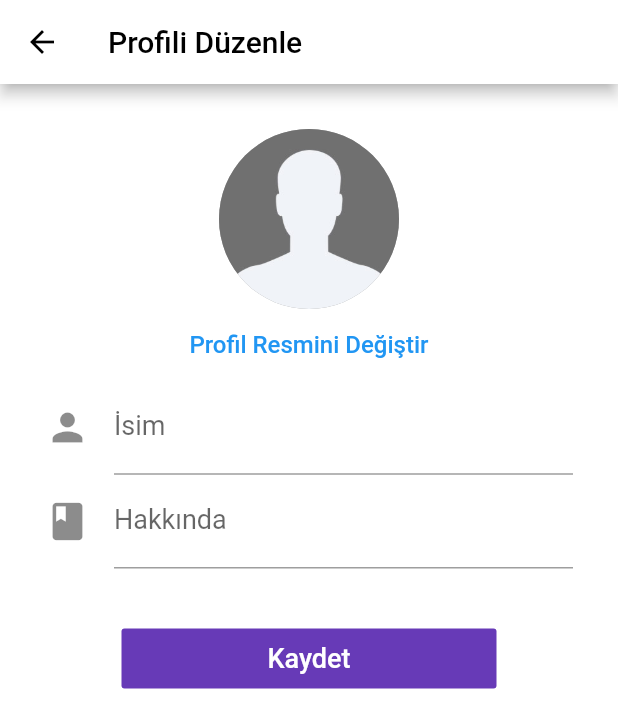
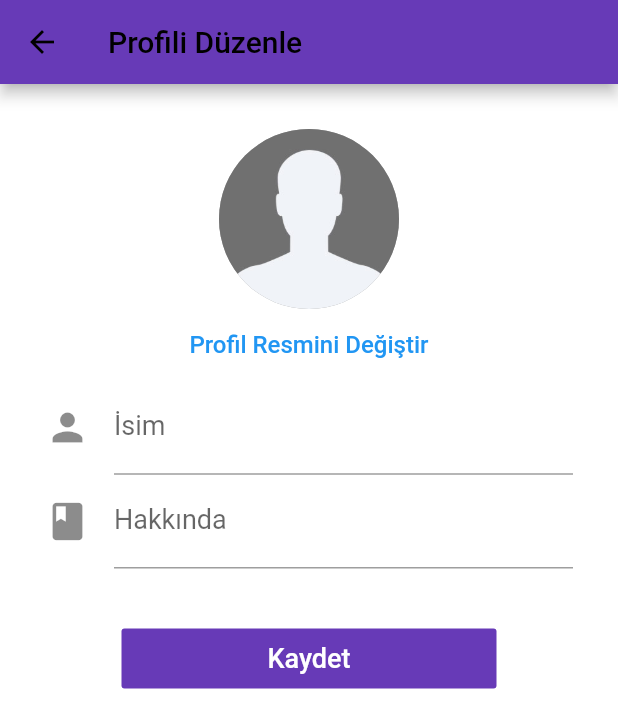
Before and after one commit to zafergurkan/anketuygulama, a Flutter app: the screen it shows once a user with an empty profile is signed in, item 5 of the bottom bar chosen, after a tap on "Profili Düzenle", on a phone screen of 412 x 824 dp. Shown: the top 728 px of the screen. Run offline on Flutter 3.47's test engine with Material 2 defaults, Android fonts, the phone set to English and light mode, and no system bars; our stand-ins replace cached_network_image, cloud_firestore, firebase_auth, firebase_storage, flutter_image_compress, image_cropper and 1 more; accounts and stored records are empty.

Commit message:
genel düzenleme yapıldı

```diff
--- a/lib/main.dart
+++ b/lib/main.dart
@@ -27,7 +27,7 @@ class MyApp extends StatelessWidget {
   @override
   Widget build(BuildContext context) {
     return ChangeNotifierProvider(
-      builder: (context)=>UserData(),
+      create: (context)=>UserData(),
           child: MaterialApp(
           title: 'PollApp',
           debugShowCheckedModeBanner: false,
--- a/lib/screens/activity_screen.dart
+++ b/lib/screens/activity_screen.dart
@@ -11,11 +11,11 @@ class _ActivitySearchState extends State<ActivitySearch> {
     return Scaffold(
        appBar: AppBar(
 
-          backgroundColor: Colors.white,
+          backgroundColor: Colors.deepPurple,
           title: Text(
             'PollApp',
             style: TextStyle(
-              color: Colors.deepPurple,
+              color: Colors.white,
               fontFamily: 'SEGA',
               fontSize: 15.0,
             ),
--- a/lib/screens/create_post_screen.dart
+++ b/lib/screens/create_post_screen.dart
@@ -126,11 +126,11 @@ class _CreateScreenState extends State<CreateScreen> {
     final height = MediaQuery.of(context).size.height;
     return Scaffold(
         appBar: AppBar(
-          backgroundColor: Colors.white,
+          backgroundColor: Colors.deepPurple,
           title: Text(
             'PollApp',
             style: TextStyle(
-              color: Colors.deepPurple,
+              color: Colors.white,
               fontFamily: 'SEGA',
               fontSize: 15.0,
             ),
--- a/lib/screens/edit_profile_screen.dart
+++ b/lib/screens/edit_profile_screen.dart
@@ -78,7 +78,7 @@ class _EditProfileScreenState extends State<EditProfileScreen> {
     return Scaffold(
       backgroundColor: Colors.white,
       appBar: AppBar(
-        backgroundColor: Colors.white,
+        backgroundColor: Colors.deepPurple,
         title: Text(
           'Profili Düzenle',
           style: TextStyle(color: Colors.black),
--- a/lib/screens/feed_scren.dart
+++ b/lib/screens/feed_scren.dart
@@ -39,11 +39,11 @@ class _FeedScrenState extends State<FeedScren> {
   Widget build(BuildContext context) {
     return Scaffold(
       appBar: AppBar(
-        backgroundColor: Colors.white,
+        backgroundColor: Colors.deepPurple,
         title: Text(
           'PollApp',
           style: TextStyle(
-            color: Colors.deepPurple,
+            color: Colors.white,
             fontFamily: 'SEGA',
             fontSize: 15.0,
           ),
--- a/lib/screens/home_screen.dart
+++ b/lib/screens/home_screen.dart
@@ -43,8 +43,10 @@ class _HomeScreenState extends State<HomeScreen> {
             });
           },
         ),
-        bottomNavigationBar: CupertinoTabBar(
-          activeColor: Colors.deepPurple,
+        bottomNavigationBar:
+        CupertinoTabBar(
+          backgroundColor: Colors.deepPurple,
+          activeColor: Colors.white,
           currentIndex: _currentTab,
           onTap: (int index) {
             setState(() {
@@ -59,30 +61,38 @@ class _HomeScreenState extends State<HomeScreen> {
           },
           items: [
             BottomNavigationBarItem(
+
+              title:Text('Anasayfa'),
               icon: Icon(
                 Icons.home,
                 size: 32.0,
               ),
             ),
             BottomNavigationBarItem(
+
+               title:Text('Ara'),
               icon: Icon(
+
                 Icons.search,
                 size: 32.0,
               ),
             ),
             BottomNavigationBarItem(
+              title:Text('Kamera'),
               icon: Icon(
                 Icons.photo_camera,
                 size: 32.0,
               ),
             ),
             BottomNavigationBarItem(
+              title:Text('Bildirim'),
               icon: Icon(
                 Icons.notifications,
                 size: 32.0,
               ),
             ),
             BottomNavigationBarItem(
+              title:Text('Profi'),
               icon: Icon(
                 Icons.account_circle,
                 size: 32.0,
--- a/lib/screens/profile_screen.dart
+++ b/lib/screens/profile_screen.dart
@@ -2,6 +2,7 @@ import 'package:anketuygulama/models/post_model.dart';
 import 'package:anketuygulama/models/user_data.dart';
 import 'package:anketuygulama/models/user_model.dart';
 import 'package:anketuygulama/screens/edit_profile_screen.dart';
+import 'package:anketuygulama/services/auth_service.dart';
 import 'package:anketuygulama/services/database_service.dart';
 import 'package:anketuygulama/utilities/constants.dart';
 import 'package:anketuygulama/widget/post_view.dart';
@@ -148,13 +149,6 @@ class _ProfileScreenState extends State<ProfileScreen> {
           padding: EdgeInsets.fromLTRB(30.0, 30.0, 30.0, 0.0),
           child: Row(
             children: <Widget>[
-              CircleAvatar(
-                radius: 50.0,
-                backgroundColor: Colors.grey,
-                backgroundImage: user.profileImageUrl.isEmpty
-                    ? AssetImage('assets/images/user_placeholder.jpg')
-                    : CachedNetworkImageProvider(user.profileImageUrl),
-              ),
               Expanded(
                 child: Column(
                   children: <Widget>[
@@ -171,8 +165,8 @@ class _ProfileScreenState extends State<ProfileScreen> {
                               ),
                             ),
                             Text(
-                              'posts',
-                              style: TextStyle(color: Colors.black54),
+                              'Gönderi',
+                              style: TextStyle(color: Colors.deepPurple),
                             ),
                           ],
                         ),
@@ -186,8 +180,8 @@ class _ProfileScreenState extends State<ProfileScreen> {
                               ),
                             ),
                             Text(
-                              'followers',
-                              style: TextStyle(color: Colors.black54),
+                              'Takipçi',
+                              style: TextStyle(color: Colors.deepPurple),
                             ),
                           ],
                         ),
@@ -201,8 +195,8 @@ class _ProfileScreenState extends State<ProfileScreen> {
                               ),
                             ),
                             Text(
-                              'following',
-                              style: TextStyle(color: Colors.black54),
+                              'Takip',
+                              style: TextStyle(color: Colors.deepPurple),
                             ),
                           ],
                         ),
@@ -233,11 +227,14 @@ class _ProfileScreenState extends State<ProfileScreen> {
                     height: 5.0,
                   ),
                   Container(
+
                     height: 80.0,
                     child: Text(
+
                       user.bio,
                       style: TextStyle(
                         fontSize: 15.0,
+                        decoration:  TextDecoration.underline,
                       ),
                     ),
                   ),
@@ -279,12 +276,13 @@ class _ProfileScreenState extends State<ProfileScreen> {
     );
   }
 
-  _buildTilePost(Post post){
-    return GridTile(child: Image(image: CachedNetworkImageProvider(post.imageUrl),
-    fit: BoxFit.cover,),);
-
-
-
+  _buildTilePost(Post post) {
+    return GridTile(
+      child: Image(
+        image: CachedNetworkImageProvider(post.imageUrl),
+        fit: BoxFit.cover,
+      ),
+    );
   }
 
   _buildDisplayPosts() {
@@ -299,11 +297,10 @@ class _ProfileScreenState extends State<ProfileScreen> {
         crossAxisCount: 3,
         childAspectRatio: 1.0,
         mainAxisSpacing: 2.0,
-        crossAxisSpacing:2.0 ,
+        crossAxisSpacing: 2.0,
         shrinkWrap: true,
         physics: NeverScrollableScrollPhysics(),
         children: tiles,
-
       );
     } else {
       List<PostView> postview = [];
@@ -324,15 +321,27 @@ class _ProfileScreenState extends State<ProfileScreen> {
   Widget build(BuildContext context) {
     return Scaffold(
       appBar: AppBar(
-        backgroundColor: Colors.white,
+
+
+        backgroundColor: Colors.deepPurple.shade500,
         title: Text(
+
           'PollApp',
           style: TextStyle(
-            color: Colors.deepPurple,
+            color: Colors.white,
             fontFamily: 'SEGA',
+
             fontSize: 15.0,
+
           ),
         ),
+        actions: <Widget>[
+          IconButton(
+            icon: Icon(Icons.exit_to_app),
+            onPressed: AuthService.logout,
+            color: Colors.white,
+          )
+        ],
       ),
       backgroundColor: Colors.white,
       body: FutureBuilder(
@@ -346,6 +355,23 @@ class _ProfileScreenState extends State<ProfileScreen> {
           User user = User.fromDoc(snapshot.data);
           return ListView(
             children: <Widget>[
+              Padding(
+                padding: EdgeInsets.fromLTRB(30.0, 30.0, 30.0, 0.0),
+                child: Row(
+                  crossAxisAlignment: CrossAxisAlignment.center,
+                  mainAxisAlignment: MainAxisAlignment.center,
+                  children: <Widget>[
+
+                    CircleAvatar(
+                      radius: 50.0,
+                      backgroundColor: Colors.grey,
+                      backgroundImage: user.profileImageUrl.isEmpty
+                          ? AssetImage('assets/images/user_placeholder.jpg')
+                          : CachedNetworkImageProvider(user.profileImageUrl),
+                    ),
+                  ],
+                ),
+              ),
               _buildProfileInfo(user),
               _buildToggleButtons(),
               Divider(),
--- a/lib/screens/search_screen.dart
+++ b/lib/screens/search_screen.dart
@@ -46,13 +46,14 @@ class _SearchScreenState extends State<SearchScreen> {
   Widget build(BuildContext context) {
     return Scaffold(
         appBar: AppBar(
-          backgroundColor: Colors.white,
+          backgroundColor: Colors.deepPurple,
           title: TextField(
             controller: _searchController,
             decoration: InputDecoration(
               contentPadding: EdgeInsets.symmetric(vertical: 15.0),
               border: InputBorder.none,
               hintText: 'Ara',
+              fillColor: Colors.white,
               prefixIcon: Icon(
                 Icons.search,
                 size: 30.0,
@@ -74,7 +75,9 @@ class _SearchScreenState extends State<SearchScreen> {
         ),
         body: _users == null
             ? Center(
-                child: Text('Arama Yapın!'),
+                child: Text('Arama Yapın!',
+                style: TextStyle(color: Colors.deepPurple),
+                ),
               )
             : FutureBuilder(
                 future: _users,
@@ -86,7 +89,8 @@ class _SearchScreenState extends State<SearchScreen> {
                   }
                   if (snapshot.data.documents.length == 0) {
                     return Center(
-                      child: Text('Böyle bir kullanıcı yok!'),
+                      child: Text('Böyle bir kullanıcı yok!',
+                       style: TextStyle(color: Colors.deepPurple),),
                     );
                   }
                   return ListView.builder(
--- a/lib/screens/signup_screen.dart
+++ b/lib/screens/signup_screen.dart
@@ -34,7 +34,7 @@ class _SinupScreenState extends State<SinupScreen> {
                 style: TextStyle(
                     fontSize: 50.0,
                     fontFamily: 'SEGA',
-                    color: Color.fromRGBO(0, 191, 255, 50)),
+                    color: Colors.deepPurple),
               ),
               SizedBox(
                 height: 15.0,
@@ -103,7 +103,7 @@ class _SinupScreenState extends State<SinupScreen> {
                         shape: RoundedRectangleBorder(
                             borderRadius: BorderRadius.circular(32.0)),
                         onPressed: _sumbit,
-                        color: Color.fromRGBO(0, 191, 255, 50),
+                        color: Colors.deepPurple,
                         child: Text(
                           "Singup",
                           style: TextStyle(color: Colors.white, fontSize: 18.0),
@@ -119,7 +119,7 @@ class _SinupScreenState extends State<SinupScreen> {
                         shape: RoundedRectangleBorder(
                             borderRadius: BorderRadius.circular(32.0)),
                         onPressed: () => Navigator.pop(context),
-                        color: Color.fromRGBO(0, 191, 255, 50),
+                        color: Colors.deepPurple,
                         child: Text(
                           "Login",
                           style: TextStyle(color: Colors.white, fontSize: 18.0),
--- a/pubspec.yaml
+++ b/pubspec.yaml
@@ -26,14 +26,14 @@ dependencies:
   firebase_core: ^0.4.0+9
   firebase_analytics: ^5.0.2
   firebase_auth: ^0.14.0+5
-  cloud_firestore: ^0.12.9+4
+  cloud_firestore: ^0.13.0+1
   image_picker: ^0.6.1+4
-  cached_network_image: ^1.1.1
+  cached_network_image: ^2.0.0-rc
   firebase_storage: ^3.0.6
   flutter_image_compress: ^0.6.3
   path_provider: ^1.2.0
   uuid: ^2.0.2
-  provider: ^3.1.0+1
+  provider: ^4.0.0
   image_cropper: ^1.1.0
 
 
```
Also changed, not shown: pubspec.lock, 2 other files.
